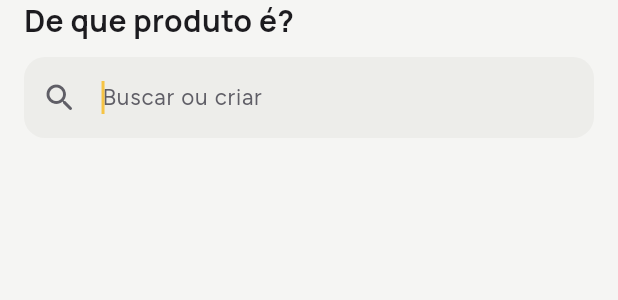
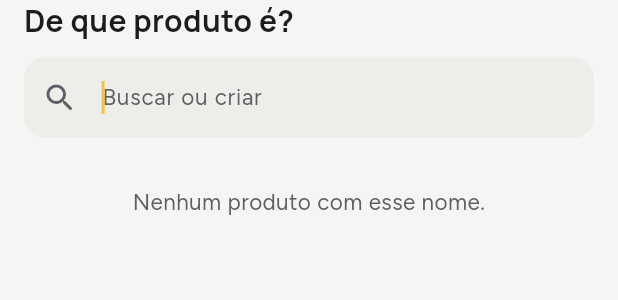
Before and after one commit to l0rran/bipa, a Flutter app: the ProductPickerSheet widget shown alone on an empty page, opened directly, on a phone screen of 412 x 824 dp. Shown: the top 300 px of the screen. Run offline on Flutter 3.47's test engine with Material 3 defaults, Android fonts, the phone set to English and light mode, and no system bars; our stand-ins replace camera, drift, drift_flutter, flutter_riverpod, geolocator, go_router and 1 more; missing offline and left inert: google_mlkit_barcode_scanning, google_mlkit_text_recognition, mobile_scanner; accounts and stored records are empty; generated files the repository leaves out were written again.

Commit message:
fix(products): corrige o "Juntar com…" no carrinho, na lista e na sincronização
- Linhas sem embalagem dos dois produtos na mesma compra viram uma só no
  carrinho, somando as quantidades.
- Na lista, o item que fica continua marcado se um dos dois estava.
- As observações de preço que mudam de produto voltam para a fila de
  sincronização. É a única exceção à imutabilidade do ADR 0007, agora
  registrada no ADR 0013.
- A tela abre o produto que fica antes de juntar, e a que sai fica em
  branco em vez de piscar "Produto não encontrado".
- O seletor de produto diz quando a busca não encontra nada.

Co-Authored-By: Claude Opus 5.5 <noreply@anthropic.com>
Claude-Session: https://claude.ai/code/session_01XoR8k38DG85jdEd8v6SSEa

```diff
--- a/lib/core/l10n/app_pt.arb
+++ b/lib/core/l10n/app_pt.arb
@@ -331,6 +331,7 @@
   "packageSaveFailed": "Não deu para salvar a embalagem.",
   "productPickTitle": "De que produto é?",
   "productPickSearch": "Buscar ou criar",
+  "productPickNone": "Nenhum produto com esse nome.",
   "productPickCreate": "Criar \u201c{name}\u201d",
   "@productPickCreate": {
     "placeholders": {
--- a/lib/features/products/presentation/product_picker_sheet.dart
+++ b/lib/features/products/presentation/product_picker_sheet.dart
@@ -129,11 +129,22 @@ class _ProductPickerSheetState extends ConsumerState<ProductPickerSheet> {
                       if (product.id != widget.excludeId) product,
                   ];
                   final exact = items.any((p) => foldText(p.name) == foldText(_query));
+                  final canCreate = widget.allowCreate && _query.isNotEmpty && !exact;
+                  if (snapshot.hasData && items.isEmpty && !canCreate) {
+                    return Padding(
+                      padding: const EdgeInsets.symmetric(vertical: BipaSpacing.s6),
+                      child: Text(
+                        l10n.productPickNone,
+                        textAlign: TextAlign.center,
+                        style: BipaText.body.copyWith(color: colors.inkMuted),
+                      ),
+                    );
+                  }
                   return ListView(
                     shrinkWrap: true,
                     padding: const EdgeInsets.only(bottom: BipaSpacing.s4),
                     children: [
-                      if (widget.allowCreate && _query.isNotEmpty && !exact)
+                      if (canCreate)
                         ListTile(
                           leading: CircleAvatar(
                             backgroundColor: colors.brandSoft,
```
Also changed, not shown: lib/features/products/data/drift_product_repository.dart (+40 -7 lines), lib/features/products/presentation/product_detail_page.dart (+16 -7 lines), 2 other files.
